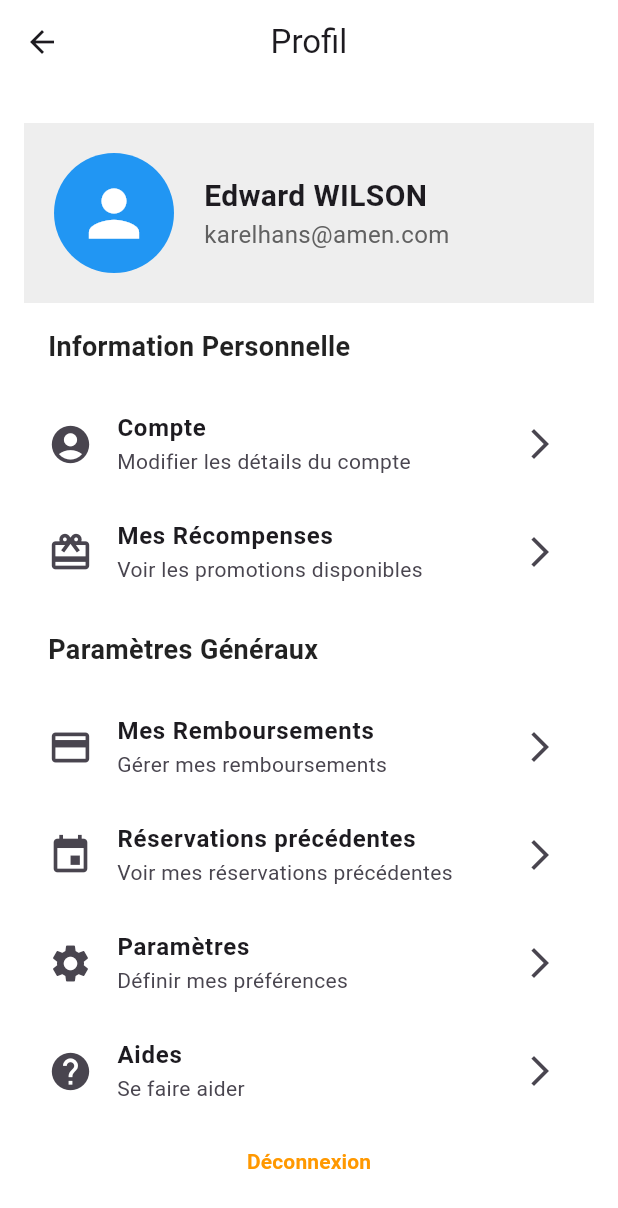
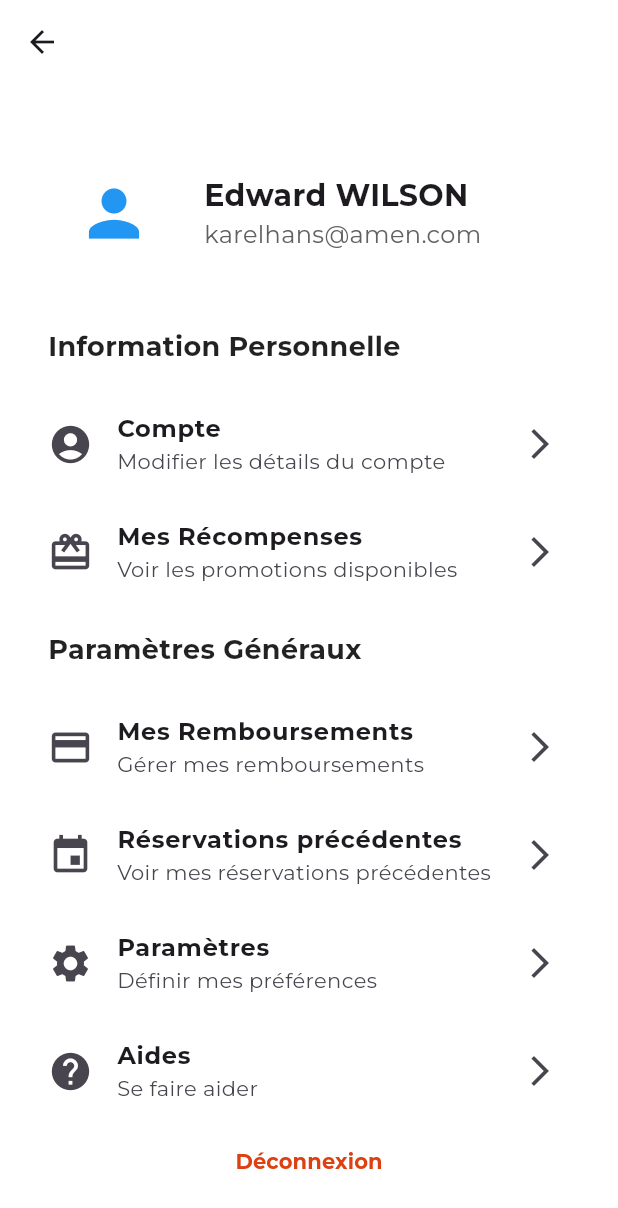
Before and after one commit to KOUDJENOUME/Project-gobus, a Flutter app: the NotificationScreen screen opened directly, after a tap on the "arrow back" icon, on a phone screen of 412 x 824 dp. Shown: the top 1208 px of the screen. Run offline on Flutter 3.47's test engine with Material 3 defaults, Android fonts, the light colour scheme and no system bars; our stand-ins replace firebase_auth, firebase_core, flutter_otp_text_field, flutter_svg, google_sign_in, qr_flutter and 2 more; accounts and stored records are empty; project files that could hold a hidden picture were left out.

Commit message:
correction couleur

```diff
--- a/lib/main.dart
+++ b/lib/main.dart
@@ -10,6 +10,9 @@ class PaymentApp extends StatelessWidget {
   Widget build(BuildContext context) {
     return MaterialApp(
       debugShowCheckedModeBanner: false,
+      theme: ThemeData(
+        fontFamily: 'Montserrat', // Définit la police par défaut
+      ),
       home: PaymentScreen(),
     );
   }
--- a/lib/notifications.dart
+++ b/lib/notifications.dart
@@ -24,7 +24,11 @@ class NotificationScreen extends StatelessWidget {
         title: Text(
           'Notifications',
           style: TextStyle(
-              color: Colors.black, fontSize: 20, fontWeight: FontWeight.bold),
+            color: Colors.black,
+            fontSize: 20,
+            fontWeight: FontWeight.bold,
+            fontFamily: 'Montserrat',
+          ),
         ),
         centerTitle: true,
         backgroundColor: Colors.white,
@@ -87,13 +91,17 @@ class NotificationCard extends StatelessWidget {
           Expanded(
             child: Text(
               title,
-              style: TextStyle(fontSize: 16, fontWeight: FontWeight.w500),
+              style: TextStyle(
+                fontSize: 16,
+                fontWeight: FontWeight.w500,
+                fontFamily: 'Montserrat',
+              ),
             ),
           ),
           Container(
             padding: EdgeInsets.all(6),
             decoration: BoxDecoration(
-              color: Colors.red,
+              color: Color(0xFFDD4011),
               shape: BoxShape.circle,
             ),
             child: Text(
@@ -101,6 +109,7 @@ class NotificationCard extends StatelessWidget {
               style: TextStyle(
                   color: Colors.white,
                   fontWeight: FontWeight.bold,
+                  fontFamily: 'Montserrat',
                   fontSize: 14),
             ),
           ),
--- a/lib/paiementReussi.dart
+++ b/lib/paiementReussi.dart
@@ -29,7 +29,7 @@ class PaiementReussiScreen extends StatelessWidget {
                 width: 100,
                 height: 100,
                 decoration: BoxDecoration(
-                  color: Colors.orange,
+                  color: Color(0xFFDD4011),
                   shape: BoxShape.circle,
                 ),
                 child: Icon(
@@ -44,6 +44,7 @@ class PaiementReussiScreen extends StatelessWidget {
                 style: TextStyle(
                   fontSize: 24,
                   fontWeight: FontWeight.bold,
+                  fontFamily: 'Montserrat',
                 ),
               ),
               SizedBox(height: 15),
@@ -61,8 +62,9 @@ class PaiementReussiScreen extends StatelessWidget {
                   'détails de réservation.',
                   style: TextStyle(
                     fontSize: 16,
-                    color: Colors.orange,
+                    color: Color(0xFFDD4011),
                     fontWeight: FontWeight.bold,
+                    fontFamily: 'Montserrat',
                   ),
                 ),
               ),
--- a/lib/profil.dart
+++ b/lib/profil.dart
@@ -5,17 +5,17 @@ class ProfilePage extends StatelessWidget {
   Widget build(BuildContext context) {
     return Scaffold(
       appBar: AppBar(
-        title: Text('Profil'),
+        title: Text(''),
         centerTitle: true,
         backgroundColor: Colors.white,
+        elevation: 0,
       ),
       body: Center(
         child: ClipRRect(
           borderRadius: BorderRadius.circular(20), // Arrondi des bords
           child: Container(
             color: Colors.white,
-            margin: EdgeInsets.all(
-                16), // Marge pour éviter que l'arrondi soit collé au bord de l'écran
+            margin: EdgeInsets.all(16),
             child: SingleChildScrollView(
               child: Column(
                 crossAxisAlignment: CrossAxisAlignment.start,
@@ -74,8 +74,10 @@ class ProfilePage extends StatelessWidget {
                       },
                       child: Text('Déconnexion',
                           style: TextStyle(
-                              color: Colors.orange,
-                              fontWeight: FontWeight.bold)),
+                            color: Color(0xFFDD4011),
+                            fontWeight: FontWeight.bold,
+                            fontFamily: 'Montserrat',
+                          )),
                     ),
                   ),
                 ],
@@ -91,20 +93,24 @@ class ProfilePage extends StatelessWidget {
   Widget _buildProfileHeader() {
     return Container(
       padding: EdgeInsets.all(20),
-      color: Colors.grey[200],
+      color: Colors.white,
       child: Row(
         children: [
           CircleAvatar(
             radius: 40,
-            backgroundColor: Colors.blue,
-            child: Icon(Icons.person, size: 50, color: Colors.white),
+            backgroundColor: Colors.white,
+            child: Icon(Icons.person, size: 50, color: Colors.blue),
           ),
           SizedBox(width: 20),
           Column(
             crossAxisAlignment: CrossAxisAlignment.start,
             children: [
               Text('Edward WILSON',
-                  style: TextStyle(fontSize: 20, fontWeight: FontWeight.bold)),
+                  style: TextStyle(
+                    fontSize: 20,
+                    fontWeight: FontWeight.bold,
+                    fontFamily: 'Montserrat',
+                  )),
               Text('karelhans@amen.com',
                   style: TextStyle(fontSize: 16, color: Colors.grey[700])),
             ],
@@ -120,7 +126,10 @@ class ProfilePage extends StatelessWidget {
       child: Text(
         title,
         style: TextStyle(
-            fontSize: 18, fontWeight: FontWeight.bold, color: Colors.black87),
+            fontSize: 18,
+            fontWeight: FontWeight.bold,
+            fontFamily: 'Montserrat',
+            color: Colors.black87),
       ),
     );
   }
@@ -130,7 +139,11 @@ class ProfilePage extends StatelessWidget {
     return ListTile(
       leading: Icon(icon, size: 30),
       title: Text(title,
-          style: TextStyle(fontSize: 16, fontWeight: FontWeight.w600)),
+          style: TextStyle(
+            fontSize: 16,
+            fontWeight: FontWeight.w600,
+            fontFamily: 'Montserrat',
+          )),
       subtitle: Text(subtitle),
       trailing: Icon(Icons.arrow_forward_ios),
       onTap: onTap,
```
Also changed, not shown: lib/paiement.dart (+18 -3 lines), pubspec.yaml (+8 -6 lines), fonts/Montserrat-Black.ttf (added), fonts/Montserrat-Bold.ttf (added), fonts/Montserrat-Regular.ttf (added).
